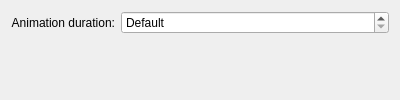
The window that genieopen_config.ui (zshadowultra/magic-lamp-everywhere) describes before a commit, drawn with Qt 5.
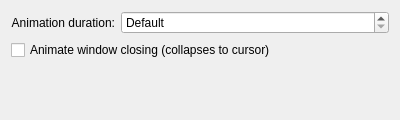
The same window after the commit.

Commit message: Add close animation: window collapses to cursor on close

```diff
--- a/genieopen_config.ui
+++ b/genieopen_config.ui
@@ -3,7 +3,7 @@
  <class>KWin::GenieOpenEffectConfigForm</class>
  <widget class="QWidget" name="KWin::GenieOpenEffectConfigForm">
   <property name="geometry">
-   <rect><x>0</x><y>0</y><width>400</width><height>100</height></rect>
+   <rect><x>0</x><y>0</y><width>400</width><height>120</height></rect>
   </property>
   <layout class="QFormLayout" name="formLayout">
    <item row="0" column="0">
@@ -26,6 +26,11 @@
      <property name="singleStep"><number>50</number></property>
     </widget>
    </item>
+   <item row="1" column="0" colspan="2">
+    <widget class="QCheckBox" name="kcfg_CloseAnimation">
+     <property name="text"><string>Animate window closing (collapses to cursor)</string></property>
+    </widget>
+   </item>
   </layout>
  </widget>
  <resources/>
```
The commit also changes 3 other files.
